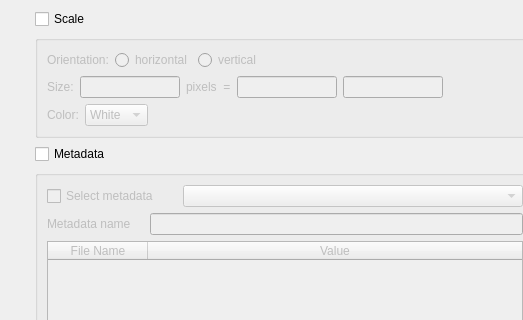
The window that ui/ui_metadata_overlapping_images.ui (neutronimaging/python_notebooks) describes before a commit, drawn with Qt 5; both pictures show x 393 to 916 and y 0 to 320 of the 1147 by 741 pixel window.
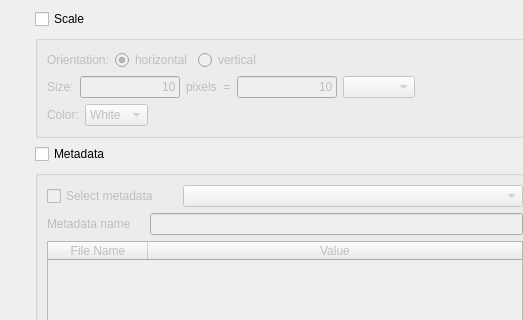
The same window after the commit.

Commit message: Fixed issue with widgets enable or not in the metadata group

Diff of the .ui file:
```diff
--- a/ui/ui_metadata_overlapping_images.ui
+++ b/ui/ui_metadata_overlapping_images.ui
@@ -158,6 +158,9 @@
                  <property name="text">
                   <string>horizontal</string>
                  </property>
+                 <property name="checked">
+                  <bool>true</bool>
+                 </property>
                 </widget>
                </item>
                <item>
@@ -205,6 +208,12 @@
                    <height>16777215</height>
                   </size>
                  </property>
+                 <property name="text">
+                  <string>10</string>
+                 </property>
+                 <property name="alignment">
+                  <set>Qt::AlignRight|Qt::AlignTrailing|Qt::AlignVCenter</set>
+                 </property>
                 </widget>
                </item>
                <item>
@@ -228,23 +237,16 @@
                    <height>16777215</height>
                   </size>
                  </property>
+                 <property name="text">
+                  <string>10</string>
+                 </property>
+                 <property name="alignment">
+                  <set>Qt::AlignRight|Qt::AlignTrailing|Qt::AlignVCenter</set>
+                 </property>
                 </widget>
                </item>
                <item>
-                <widget class="QLineEdit" name="lineEdit_3">
-                 <property name="minimumSize">
-                  <size>
-                   <width>100</width>
-                   <height>0</height>
-                  </size>
-                 </property>
-                 <property name="maximumSize">
-                  <size>
-                   <width>100</width>
-                   <height>16777215</height>
-                  </size>
-                 </property>
-                </widget>
+                <widget class="QComboBox" name="comboBox"/>
                </item>
                <item>
                 <spacer name="horizontalSpacer_5">
```
The commit also changes 2 other files.
